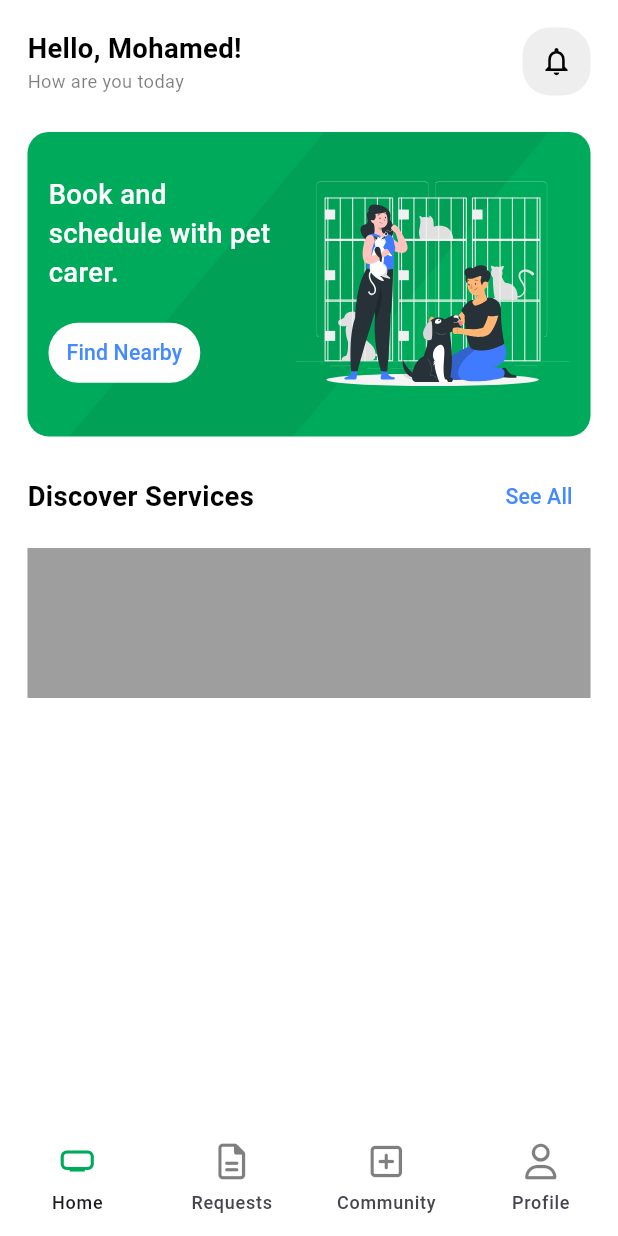
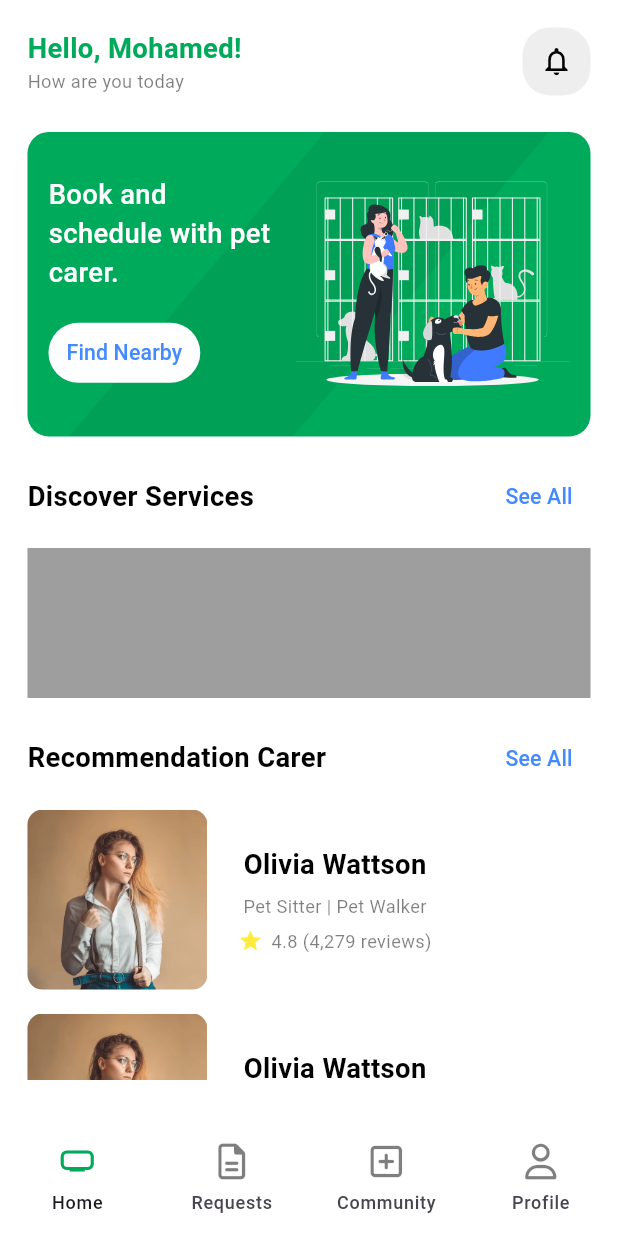
Before and after one commit to Loaiosama/PetYard, a Flutter app: the HomeScreen screen opened by its route, on a phone screen of 412 x 824 dp. Run offline on Flutter 3.47's test engine with Material 3 defaults, Android fonts, the phone set to English and light mode, and no system bars; our stand-ins replace animated_splash_screen, dio, flutter_screenutil, flutter_secure_storage, flutter_svg, font_awesome_flutter and 2 more; accounts and stored records are empty.

Commit message:
Home recommendation carer list done

```diff
--- a/petowner_frontend/lib/core/utils/helpers/spacing.dart
+++ b/petowner_frontend/lib/core/utils/helpers/spacing.dart
@@ -5,5 +5,5 @@ SizedBox heightSizedBox(double height) => SizedBox(
       height: height.h,
     );
 SizedBox widthSizedBox(double width) => SizedBox(
-      height: width.w,
+      width: width.w,
     );
--- a/petowner_frontend/lib/features/home/presentation/view/widgets/home_app_bar.dart
+++ b/petowner_frontend/lib/features/home/presentation/view/widgets/home_app_bar.dart
@@ -1,4 +1,3 @@
-
 import 'package:flutter/material.dart';
 import 'package:flutter_screenutil/flutter_screenutil.dart';
 import 'package:petowner_frontend/core/utils/theming/styles.dart';
@@ -16,7 +15,7 @@ class HomeAppBar extends StatelessWidget {
           children: [
             Text(
               'Hello, Mohamed!',
-              style: Styles.styles18BoldBlack,
+              style: Styles.styles22BoldGreen.copyWith(fontSize: 18.sp),
             ),
             Text(
               'How are you today',
--- a/petowner_frontend/lib/features/home/presentation/view/widgets/home_screen_body.dart
+++ b/petowner_frontend/lib/features/home/presentation/view/widgets/home_screen_body.dart
@@ -5,11 +5,11 @@ import 'package:flutter_svg/flutter_svg.dart';
 import 'package:petowner_frontend/core/utils/helpers/spacing.dart';
 import 'package:petowner_frontend/core/utils/theming/colors.dart';
 import 'package:petowner_frontend/core/utils/theming/styles.dart';
-
+import 'package:petowner_frontend/features/home/presentation/view/widgets/see_all.dart';
 import 'home_app_bar.dart';
 import 'home_banner.dart';
 import 'main_service_widget.dart';
-import 'see_all.dart';
+import 'pet_carer_card.dart';
 
 class HomeScreenBody extends StatelessWidget {
   const HomeScreenBody({super.key});
@@ -28,9 +28,31 @@ class HomeScreenBody extends StatelessWidget {
             heightSizedBox(16),
             const MainServiceWidget(),
             heightSizedBox(16),
+            const RecommendedCarer(),
           ],
         ),
       ),
     );
   }
 }
+
+class RecommendedCarer extends StatelessWidget {
+  const RecommendedCarer({super.key});
+
+  @override
+  Widget build(BuildContext context) {
+    return Column(
+      children: [
+        SeeAllRow(title: 'Recommendation Carer', onPressed: () {}),
+        heightSizedBox(10),
+        SizedBox(
+          height: 180,
+          child: ListView.builder(
+            itemBuilder: (context, index) => const PetCarerCardWidget(),
+            itemCount: 4,
+          ),
+        )
+      ],
+    );
+  }
+}
--- /dev/null
+++ b/petowner_frontend/lib/features/home/presentation/view/widgets/pet_carer_card.dart
@@ -0,0 +1,61 @@
+import 'package:flutter/material.dart';
+import 'package:flutter_screenutil/flutter_screenutil.dart';
+import 'package:petowner_frontend/core/utils/helpers/spacing.dart';
+import 'package:petowner_frontend/core/utils/theming/styles.dart';
+
+class PetCarerCardWidget extends StatelessWidget {
+  const PetCarerCardWidget({super.key});
+
+  @override
+  Widget build(BuildContext context) {
+    return Padding(
+      padding: const EdgeInsets.only(bottom: 16.0),
+      child: Row(
+        crossAxisAlignment: CrossAxisAlignment.center,
+        children: [
+          Container(
+            height: 120,
+            width: 120,
+            decoration: BoxDecoration(
+              image: const DecorationImage(
+                  image: AssetImage(
+                    'assets/images/1.png',
+                  ),
+                  fit: BoxFit.cover),
+              borderRadius: BorderRadius.circular(10.0),
+            ),
+          ),
+          widthSizedBox(18),
+          Column(
+            crossAxisAlignment: CrossAxisAlignment.center,
+            children: [
+              Text(
+                'Olivia Wattson',
+                style: Styles.styles18BoldBlack,
+              ),
+              heightSizedBox(6),
+              Text(
+                'Pet Sitter | Pet Walker',
+                style: Styles.styles12RegularOpacityBlack,
+              ),
+              heightSizedBox(6),
+              Row(
+                crossAxisAlignment: CrossAxisAlignment.center,
+                children: [
+                  Icon(
+                    Icons.star,
+                    color: Colors.yellow,
+                    size: 16.sp,
+                  ),
+                  widthSizedBox(5),
+                  Text('4.8 (4,279 reviews)',
+                      style: Styles.styles12RegularOpacityBlack),
+                ],
+              )
+            ],
+          ),
+        ],
+      ),
+    );
+  }
+}
```
Also changed, not shown: petowner_frontend/assets/images/1.png (added).
